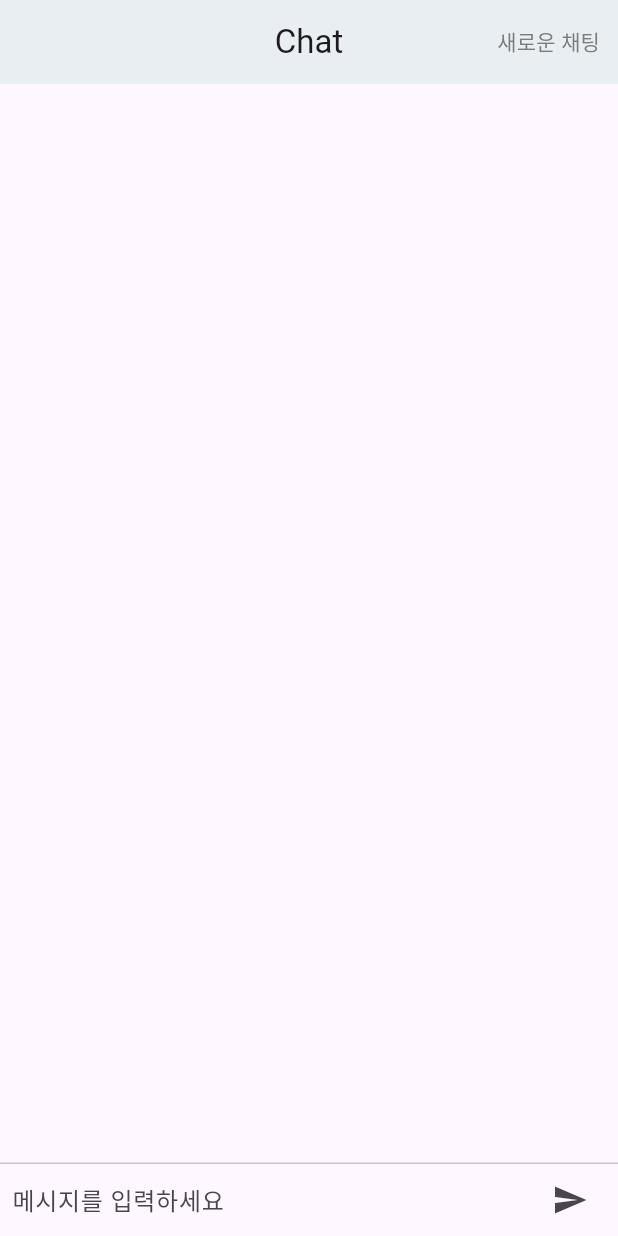
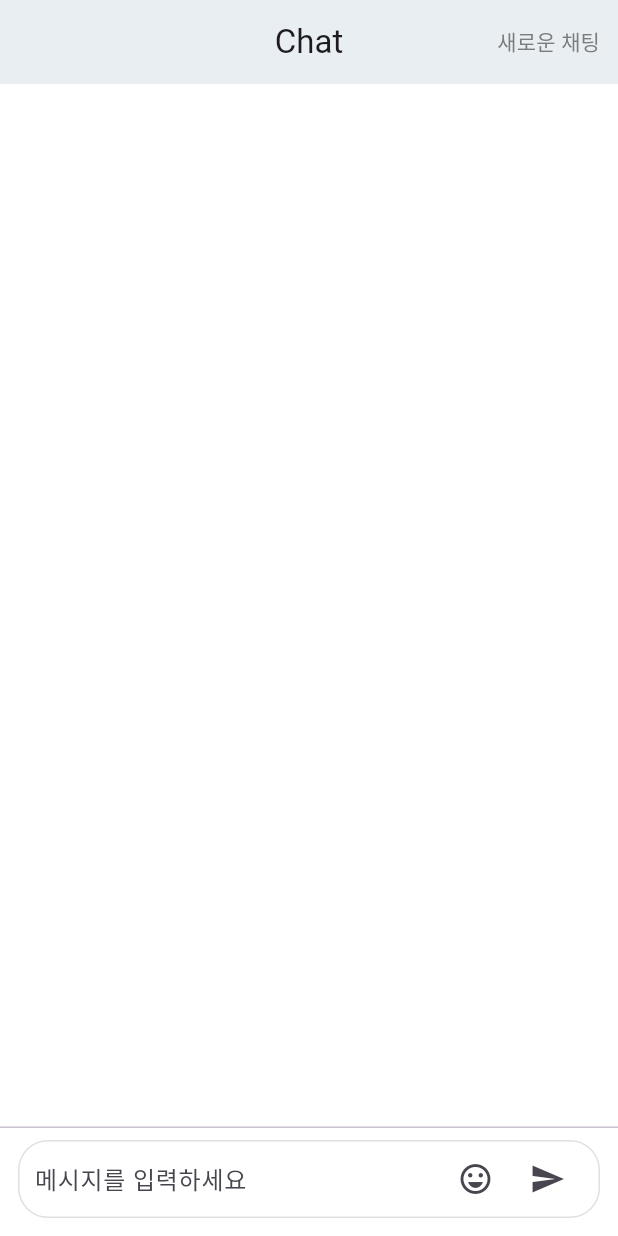
Before and after one commit to monho/emoji, a Flutter app: the screen it shows after launch, after a tap on the "send" icon, on a phone screen of 412 x 824 dp. Run offline on Flutter 3.47's test engine with Material 3 defaults, Android fonts, the phone set to English and light mode, and no system bars.

Commit message:
fix : 배경색 흰색으로 변경 및 바텀 높이 재설정

```diff
--- a/lib/main.dart
+++ b/lib/main.dart
@@ -11,6 +11,7 @@ class MainApp extends StatelessWidget {
   @override
   Widget build(BuildContext context) {
     return const MaterialApp(
+      debugShowCheckedModeBanner: false,
       home: Scaffold(
         backgroundColor: Colors.white,
         body: Center(
--- a/lib/view/chatroom/chatroom_view.dart
+++ b/lib/view/chatroom/chatroom_view.dart
@@ -10,18 +10,24 @@ class ChatRoomView extends StatefulWidget {
 class _ChatRoomViewState extends State<ChatRoomView> {
   final scrollController = ScrollController();
   final textEditingController = TextEditingController();
-  final List<String> chatList = []; // 임시 대체. 나중엔 MessageModel 리스트로 대체
+  final List<String> chatList = [];
 
   void addMessage(String text) {
     if (text.trim().isEmpty) return;
     setState(() {
-      chatList.add(text); // ✅ 아래로 추가
+      chatList.add(text);
     });
+
+    WidgetsBinding.instance.addPostFrameCallback((_) {
+      if (scrollController.hasClients) {
         scrollController.animateTo(
-      0,
+          scrollController.position.maxScrollExtent,
           duration: const Duration(milliseconds: 300),
-      curve: Curves.easeInOut,
+          curve: Curves.easeOut,
         );
+      }
+    });
+
     textEditingController.clear();
   }
 
@@ -55,6 +61,10 @@ class _ChatRoomViewState extends State<ChatRoomView> {
           Expanded(
             child: GestureDetector(
               onTap: () => FocusScope.of(context).unfocus(),
+              child: Container(
+                color: Colors.white,
+                child: Padding(
+                  padding: const EdgeInsets.all(16.0),
                   child: ListView.separated(
                     controller: scrollController,
                     reverse: false,
@@ -62,12 +72,15 @@ class _ChatRoomViewState extends State<ChatRoomView> {
                     itemBuilder: (context, index) {
                       final message = chatList[index];
                       return Align(
-                    alignment: Alignment.centerRight, // 임시: 항상 오른쪽 정렬
+                        alignment: Alignment.centerRight,
                         child: Container(
                           padding: const EdgeInsets.all(12),
-                      margin: const EdgeInsets.symmetric(horizontal: 8, vertical: 4),
+                          margin: const EdgeInsets.symmetric(
+                            horizontal: 8,
+                            vertical: 4,
+                          ),
                           decoration: BoxDecoration(
-                        color: Colors.lightBlue.shade100,
+                            color: const Color.fromRGBO(191, 223, 255, 1),
                             borderRadius: BorderRadius.circular(12),
                           ),
                           child: Text(message),
@@ -78,10 +91,24 @@ class _ChatRoomViewState extends State<ChatRoomView> {
                   ),
                 ),
               ),
+            ),
+          ),
           const Divider(height: 1),
-          SafeArea(
+          Container(
+            color: Colors.white,
+            child: SafeArea(
               child: Padding(
-              padding: const EdgeInsets.symmetric(horizontal: 8),
+                padding: const EdgeInsets.fromLTRB(12, 8, 12, 12),
+                child: Container(
+                  padding: const EdgeInsets.symmetric(
+                    horizontal: 10,
+                    vertical: 1,
+                  ),
+                  decoration: BoxDecoration(
+                    color: Colors.white,
+                    borderRadius: BorderRadius.circular(20),
+                    border: Border.all(color: Colors.grey.shade300),
+                  ),
                   child: Row(
                     children: [
                       Expanded(
@@ -90,9 +117,19 @@ class _ChatRoomViewState extends State<ChatRoomView> {
                           decoration: const InputDecoration(
                             hintText: '메시지를 입력하세요',
                             border: InputBorder.none,
+                            isDense: true,
+                            contentPadding: EdgeInsets.symmetric(vertical: 10),
                           ),
                           onSubmitted: addMessage,
                         ),
+                      ),
+                      IconButton(
+                        icon: const Icon(
+                          Icons.emoji_emotions_outlined,
+                        ), // 😊 ← 이거!
+                        onPressed: () {
+                          // TODO: 이모지 선택 창 띄우기
+                        },
                       ),
                       IconButton(
                         icon: const Icon(Icons.send),
@@ -102,6 +139,8 @@ class _ChatRoomViewState extends State<ChatRoomView> {
                   ),
                 ),
               ),
+            ),
+          ),
         ],
       ),
     );
```
Also changed, not shown: 1 other file. Lines whose indentation alone changed are shown as unchanged.
